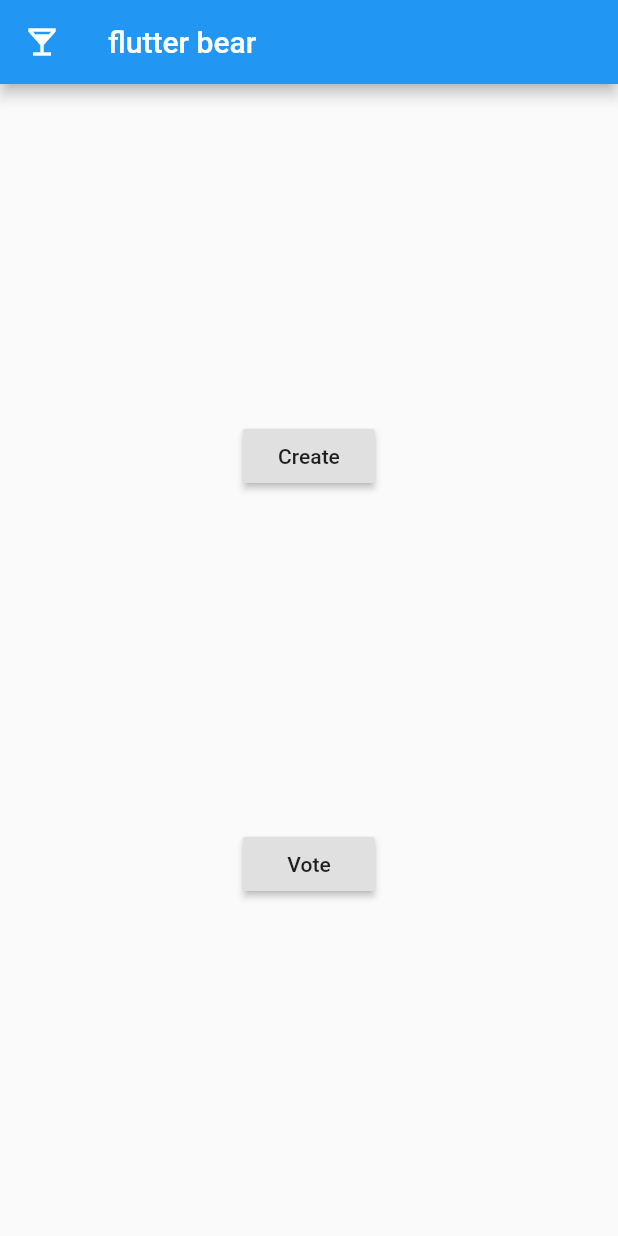
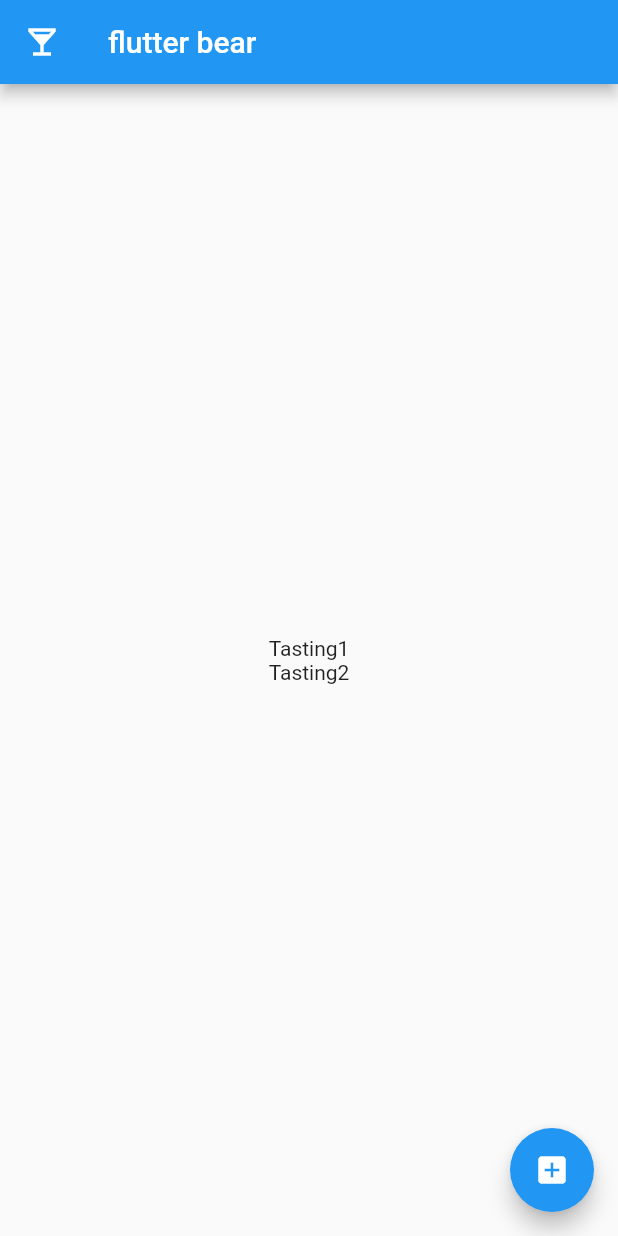
Before and after one commit to abilia/flutterbeer, a Flutter app: the screen it shows after launch, on a phone screen of 412 x 824 dp. Run offline on Flutter 3.47's test engine with Material 2 defaults, Android fonts, the light colour scheme and no system bars; our stand-ins replace flutter_redux, redux.

Commit message:
- put the current tastings on the main page

```diff
--- a/lib/join_testing.dart
+++ /dev/null
@@ -1,10 +0,0 @@
-import 'package:flutter/material.dart';
-
-class JoinTesting extends StatelessWidget {
-  @override
-  Widget build(BuildContext context) {
-    return Container(
-
-    );
-  }
-}
--- a/lib/main.dart
+++ b/lib/main.dart
@@ -4,7 +4,6 @@ import 'package:flutterbeer/state/reducer.dart';
 import 'package:redux/redux.dart';
 import 'package:flutterbeer/add_beer_view.dart';
 import 'package:flutterbeer/create_testing.dart';
-import 'package:flutterbeer/join_testing.dart';
 import 'package:flutterbeer/vote.dart';
 
 import 'state/app_state.dart';
@@ -29,7 +28,6 @@ class MyApp extends StatelessWidget {
           '/': (context) => MainScreen(),
           '/create': (context) => CreateTesting(),
           '/create/add': (context) => AddBeer(),
-          '/join': (context) => JoinTesting(),
           '/vote': (context) => Vote()
         },
         title: 'Flutter beer',
@@ -57,19 +55,22 @@ class MainScreen extends StatelessWidget {
         child: Column(
           mainAxisAlignment: MainAxisAlignment.spaceEvenly,
           children: <Widget>[
-            RaisedButton(
-                child: Text('Create'),
-                onPressed: () {
-                  Navigator.pushNamed(context, '/create');
-                }),
-            RaisedButton(
-              child: Text('Vote'),
-              onPressed: () {
-                Navigator.pushNamed(context, '/vote');
+            StoreConnector<AppState, AppState>(
+              converter: (Store<AppState> store) => store.state,
+              builder: (context, state) {
+                return Column(
+                    children:
+                        state.tastings.map((t) => Text(t.title)).toList());
               },
-            )
+            ),
           ],
         ),
+      ),
+      floatingActionButton: FloatingActionButton(
+        onPressed: () {
+          Navigator.pushNamed(context, '/create');
+        },
+        child: Icon(Icons.add_box),
       ),
     );
   }
```
